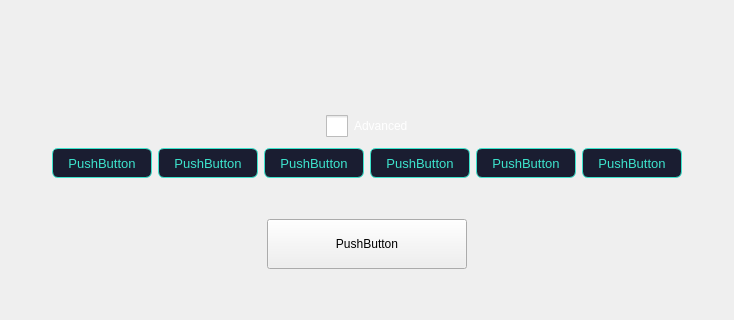
eons-finance/ALQO, file src/qt/forms/send.ui: the form before one commit; both pictures show x 0 to 734 and y 349 to 669 of the 734 by 669 pixel window.
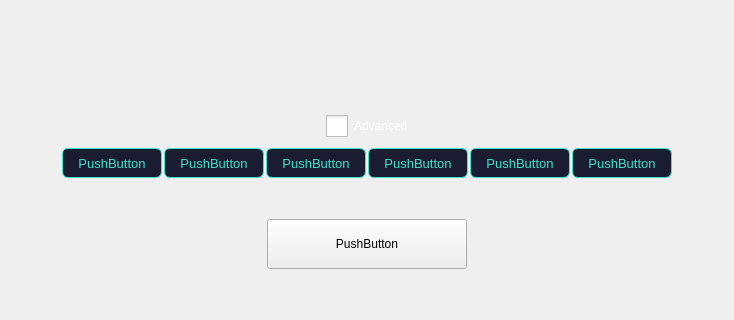
The form after the commit. Icons and pictures are not drawn.

Patch:
```diff
--- a/src/qt/forms/send.ui
+++ b/src/qt/forms/send.ui
@@ -356,6 +356,18 @@
              <verstretch>0</verstretch>
             </sizepolicy>
            </property>
+           <property name="minimumSize">
+            <size>
+             <width>0</width>
+             <height>32</height>
+            </size>
+           </property>
+           <property name="maximumSize">
+            <size>
+             <width>16777215</width>
+             <height>16777215</height>
+            </size>
+           </property>
            <property name="styleSheet">
             <string notr="true">background: transparent;</string>
            </property>
@@ -366,6 +378,9 @@
             <enum>QFrame::Raised</enum>
            </property>
            <layout class="QVBoxLayout" name="verticalLayout">
+            <property name="spacing">
+             <number>0</number>
+            </property>
             <property name="leftMargin">
              <number>0</number>
             </property>
@@ -379,13 +394,23 @@
              <number>0</number>
             </property>
             <item>
+             <widget class="QWidget" name="advWidget" native="true">
              <layout class="QHBoxLayout" name="horizontalLayout_20">
               <property name="spacing">
-               <number>6</number>
+                <number>2</number>
+               </property>
+               <property name="leftMargin">
+                <number>0</number>
+               </property>
+               <property name="topMargin">
+                <number>0</number>
               </property>
               <property name="rightMargin">
                <number>0</number>
               </property>
+               <property name="bottomMargin">
+                <number>0</number>
+               </property>
               <item>
                <widget class="QPushButton" name="btnUri">
                 <property name="sizePolicy">
@@ -612,6 +637,7 @@
                </widget>
               </item>
              </layout>
+             </widget>
             </item>
            </layout>
           </widget>
```
Lines whose indentation alone changed are shown as unchanged.
